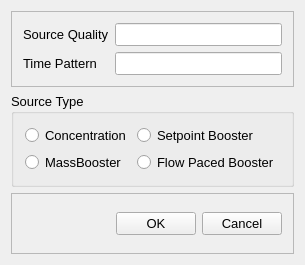
USEPA/SWMM-EPANET_User_Interface, file src/ui/EPANET/frmSourcesQualityDesigner.ui: the form before one commit.
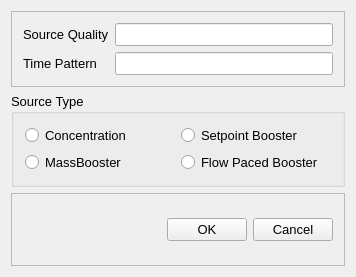
The form after the commit.

```diff
--- a/src/ui/EPANET/frmSourcesQualityDesigner.ui
+++ b/src/ui/EPANET/frmSourcesQualityDesigner.ui
@@ -6,8 +6,8 @@
    <rect>
     <x>0</x>
     <y>0</y>
-    <width>295</width>
-    <height>265</height>
+    <width>356</width>
+    <height>277</height>
    </rect>
   </property>
   <property name="font">
```
